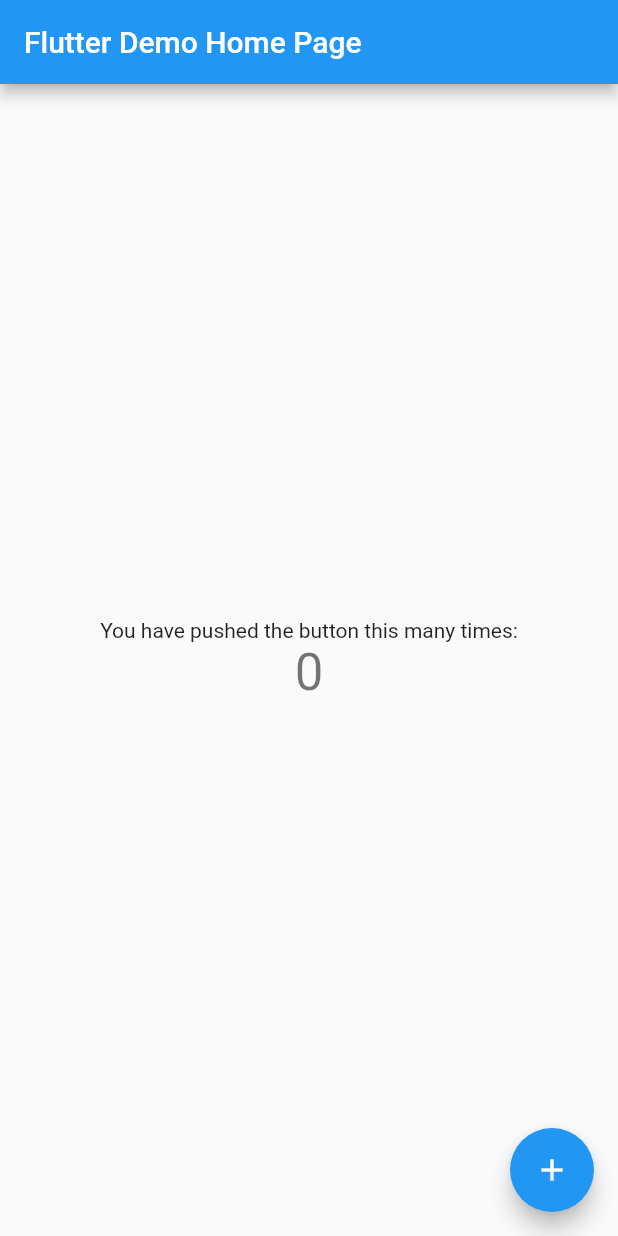
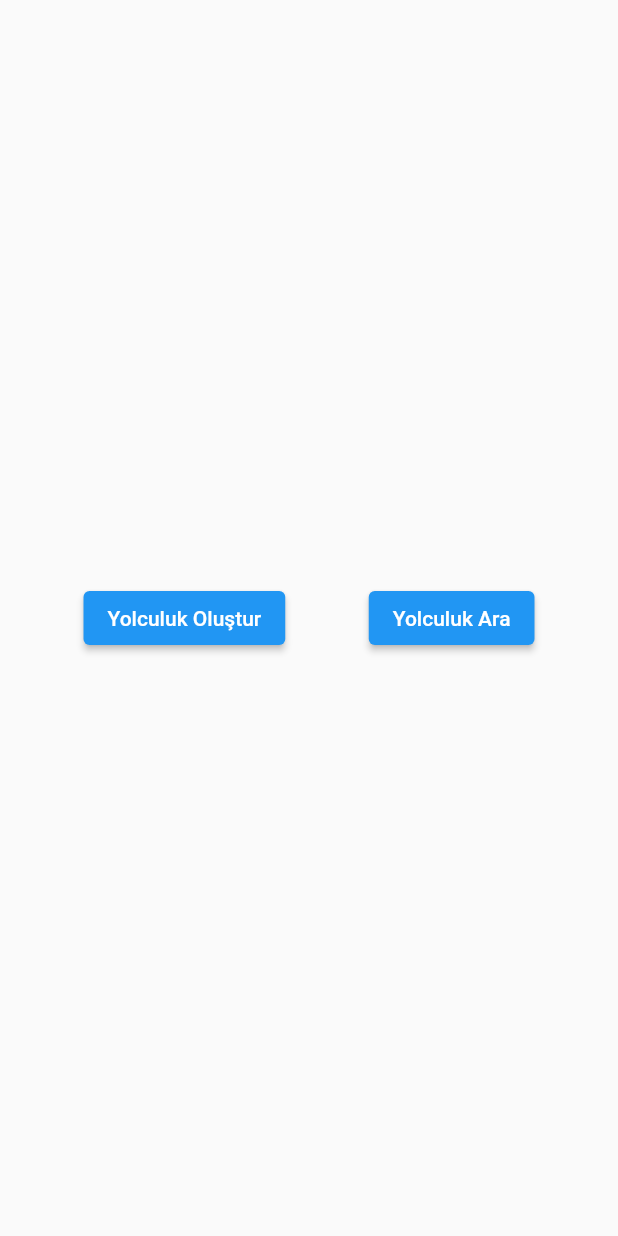
Before and after one commit to MrBuluc/Car-Pooling, a Flutter app: the screen it shows after launch, on a phone screen of 412 x 824 dp. Run offline on Flutter 3.47's test engine with Material 2 defaults, Android fonts, the phone set to English and light mode, and no system bars.

Commit message:
created home page

```diff
--- a/lib/main.dart
+++ b/lib/main.dart
@@ -1,3 +1,4 @@
+import 'package:car_pooling/ui/home_page/home_page.dart';
 import 'package:flutter/material.dart';
 
 void main() {
@@ -10,58 +11,11 @@ class MyApp extends StatelessWidget {
   @override
   Widget build(BuildContext context) {
     return MaterialApp(
-      title: 'Flutter Demo',
+      title: 'Car Pooling',
       theme: ThemeData(
         primarySwatch: Colors.blue,
       ),
-      home: const MyHomePage(title: 'Flutter Demo Home Page'),
+      home: const HomePage(),
     );
   }
 }
-
-class MyHomePage extends StatefulWidget {
-  const MyHomePage({super.key, required this.title});
-
-  final String title;
-
-  @override
-  State<MyHomePage> createState() => _MyHomePageState();
-}
-
-class _MyHomePageState extends State<MyHomePage> {
-  int _counter = 0;
-
-  void _incrementCounter() {
-    setState(() {
-      _counter++;
-    });
-  }
-
-  @override
-  Widget build(BuildContext context) {
-    return Scaffold(
-      appBar: AppBar(
-        title: Text(widget.title),
-      ),
-      body: Center(
-        child: Column(
-          mainAxisAlignment: MainAxisAlignment.center,
-          children: <Widget>[
-            const Text(
-              'You have pushed the button this many times:',
-            ),
-            Text(
-              '$_counter',
-              style: Theme.of(context).textTheme.headline4,
-            ),
-          ],
-        ),
-      ),
-      floatingActionButton: FloatingActionButton(
-        onPressed: _incrementCounter,
-        tooltip: 'Increment',
-        child: const Icon(Icons.add),
-      ),
-    );
-  }
-}
--- /dev/null
+++ b/lib/ui/home_page/home_page.dart
@@ -0,0 +1,40 @@
+import 'package:car_pooling/ui/pool/create_pool.dart';
+import 'package:flutter/material.dart';
+
+class HomePage extends StatefulWidget {
+  const HomePage({Key? key}) : super(key: key);
+
+  @override
+  State<HomePage> createState() => _HomePageState();
+}
+
+class _HomePageState extends State<HomePage> {
+  @override
+  Widget build(BuildContext context) {
+    return Scaffold(
+      body: Center(
+        child: Row(
+          mainAxisAlignment: MainAxisAlignment.spaceEvenly,
+          children: [
+            ElevatedButton(
+              child: const Text("Yolculuk Oluştur"),
+              onPressed: () {
+                goToPage(const CreatePool());
+              },
+            ),
+            ElevatedButton(
+              child: const Text("Yolculuk Ara"),
+              onPressed: () {},
+            )
+          ],
+        ),
+      ),
+    );
+  }
+
+  goToPage(Widget page) {
+    Navigator.of(context).push(MaterialPageRoute(
+      builder: (context) => page,
+    ));
+  }
+}
```
Also changed, not shown: lib/ui/pool/create_pool.dart (added, +31 -0 lines).
